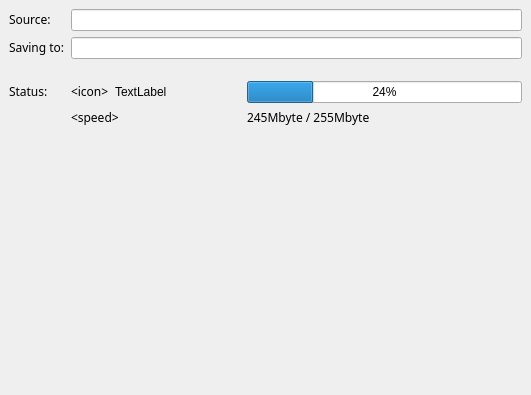
The window that ui/transferdetailsfrm.ui (KDE/kget) describes before a commit, drawn with Qt 5.
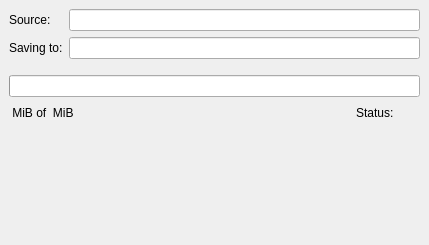
The same window after the commit.

Patch:
```diff
--- a/ui/transferdetailsfrm.ui
+++ b/ui/transferdetailsfrm.ui
@@ -8,82 +8,59 @@
    <rect>
     <x>0</x>
     <y>0</y>
-    <width>531</width>
-    <height>395</height>
+    <width>429</width>
+    <height>245</height>
    </rect>
   </property>
   <property name="windowTitle" >
    <string>Form</string>
   </property>
-  <layout class="QGridLayout" >
+  <layout class="QVBoxLayout" >
    <property name="margin" >
     <number>9</number>
    </property>
    <property name="spacing" >
     <number>6</number>
    </property>
-   <item row="1" column="1" colspan="3" >
-    <widget class="QLineEdit" name="destContentEdit" >
-     <property name="readOnly" >
-      <bool>true</bool>
+   <item>
+    <layout class="QGridLayout" >
+     <property name="margin" >
+      <number>0</number>
      </property>
-    </widget>
-   </item>
-   <item row="3" column="2" >
-    <widget class="QLabel" name="statusTextContentLabel" >
-     <property name="text" >
-      <string>TextLabel</string>
+     <property name="spacing" >
+      <number>6</number>
      </property>
-    </widget>
+     <item row="1" column="1" >
+      <widget class="QLineEdit" name="destContentEdit" >
+       <property name="readOnly" >
+        <bool>true</bool>
+       </property>
+      </widget>
+     </item>
+     <item row="1" column="0" >
+      <widget class="QLabel" name="destLabel" >
+       <property name="text" >
+        <string>Saving to:</string>
+       </property>
+      </widget>
+     </item>
+     <item row="0" column="0" >
+      <widget class="QLabel" name="sourceLabel" >
+       <property name="text" >
+        <string>Source:</string>
+       </property>
+      </widget>
+     </item>
+     <item row="0" column="1" >
+      <widget class="QLineEdit" name="sourceContentEdit" >
+       <property name="readOnly" >
+        <bool>true</bool>
+       </property>
+      </widget>
+     </item>
+    </layout>
    </item>
-   <item row="3" column="1" >
-    <widget class="QLabel" name="statusPixmapContentLabel" >
-     <property name="sizePolicy" >
-      <sizepolicy>
-       <hsizetype>0</hsizetype>
-       <vsizetype>5</vsizetype>
-       <horstretch>0</horstretch>
-       <verstretch>0</verstretch>
-      </sizepolicy>
-     </property>
-     <property name="text" >
-      <string>&lt;html>&lt;head>&lt;meta name="qrichtext" content="1" />&lt;/head>&lt;body style=" white-space: pre-wrap; font-family:Sans Serif; font-weight:400; font-style:normal; text-decoration:none;">&lt;p style=" margin-top:0px; margin-bottom:0px; margin-left:0px; margin-right:0px; -qt-block-indent:0; text-indent:0px;">&lt;span style=" color:#000000;">&amp;lt;icon&amp;gt;&lt;/span>&lt;/p>&lt;/body>&lt;/html></string>
-     </property>
-    </widget>
-   </item>
-   <item row="3" column="3" >
-    <widget class="QProgressBar" name="progressBar" >
-     <property name="sizePolicy" >
-      <sizepolicy>
-       <hsizetype>7</hsizetype>
-       <vsizetype>0</vsizetype>
-       <horstretch>10</horstretch>
-       <verstretch>0</verstretch>
-      </sizepolicy>
-     </property>
-     <property name="value" >
-      <number>24</number>
-     </property>
-     <property name="orientation" >
-      <enum>Qt::Horizontal</enum>
-     </property>
-    </widget>
-   </item>
-   <item row="3" column="0" >
-    <widget class="QLabel" name="statusLabel" >
-     <property name="text" >
-      <string>&lt;html>&lt;head>&lt;meta name="qrichtext" content="1" />&lt;/head>&lt;body style=" white-space: pre-wrap; font-family:Sans Serif; font-weight:400; font-style:normal; text-decoration:none;">&lt;p style=" margin-top:0px; margin-bottom:0px; margin-left:0px; margin-right:0px; -qt-block-indent:0; text-indent:0px;">&lt;span style=" color:#000000;">Status:&lt;/span>&lt;/p>&lt;/body>&lt;/html></string>
-     </property>
-    </widget>
-   </item>
-   <item row="1" column="0" >
-    <widget class="QLabel" name="destLabel" >
-     <property name="text" >
-      <string>&lt;html>&lt;head>&lt;meta name="qrichtext" content="1" />&lt;/head>&lt;body style=" white-space: pre-wrap; font-family:Sans Serif; font-weight:400; font-style:normal; text-decoration:none;">&lt;p style=" margin-top:0px; margin-bottom:0px; margin-left:0px; margin-right:0px; -qt-block-indent:0; text-indent:0px;">&lt;span style=" color:#000000;">Saving to:&lt;/span>&lt;/p>&lt;/body>&lt;/html></string>
-     </property>
-    </widget>
-   </item>
-   <item row="2" column="0" colspan="4" >
+   <item>
     <spacer>
      <property name="orientation" >
       <enum>Qt::Vertical</enum>
@@ -93,35 +70,97 @@
      </property>
      <property name="sizeHint" >
       <size>
-       <width>439</width>
-       <height>16</height>
+       <width>20</width>
+       <height>10</height>
       </size>
      </property>
     </spacer>
    </item>
-   <item row="0" column="0" >
-    <widget class="QLabel" name="sourceLabel" >
-     <property name="text" >
-      <string>&lt;html>&lt;head>&lt;meta name="qrichtext" content="1" />&lt;/head>&lt;body style=" white-space: pre-wrap; font-family:Sans Serif; font-weight:400; font-style:normal; text-decoration:none;">&lt;p style=" margin-top:0px; margin-bottom:0px; margin-left:0px; margin-right:0px; -qt-block-indent:0; text-indent:0px;">&lt;span style=" color:#000000;">Source:&lt;/span>&lt;/p>&lt;/body>&lt;/html></string>
+   <item>
+    <widget class="QProgressBar" name="progressBar" />
+   </item>
+   <item>
+    <layout class="QHBoxLayout" >
+     <property name="margin" >
+      <number>0</number>
      </property>
-    </widget>
+     <property name="spacing" >
+      <number>6</number>
+     </property>
+     <item>
+      <widget class="QLabel" name="completedContentLabel" >
+       <property name="text" >
+        <string>&lt;done> MiB of &lt;todo> MiB</string>
+       </property>
+      </widget>
+     </item>
+     <item>
+      <spacer>
+       <property name="orientation" >
+        <enum>Qt::Horizontal</enum>
+       </property>
+       <property name="sizeHint" >
+        <size>
+         <width>40</width>
+         <height>20</height>
+        </size>
+       </property>
+      </spacer>
+     </item>
+     <item>
+      <widget class="QLabel" name="statusLabel" >
+       <property name="text" >
+        <string>Status:</string>
+       </property>
+      </widget>
+     </item>
+     <item>
+      <widget class="QLabel" name="statusPixmapContentLabel" >
+       <property name="text" >
+        <string>&lt;icon></string>
+       </property>
+      </widget>
+     </item>
+     <item>
+      <widget class="QLabel" name="statusTextContentLabel" >
+       <property name="text" >
+        <string>&lt;status></string>
+       </property>
+      </widget>
+     </item>
+    </layout>
    </item>
-   <item row="4" column="3" >
-    <widget class="QLabel" name="completedContentLabel" >
-     <property name="sizePolicy" >
-      <sizepolicy>
-       <hsizetype>5</hsizetype>
-       <vsizetype>0</vsizetype>
-       <horstretch>10</horstretch>
-       <verstretch>0</verstretch>
-      </sizepolicy>
+   <item>
+    <layout class="QHBoxLayout" >
+     <property name="margin" >
+      <number>0</number>
      </property>
-     <property name="text" >
-      <string>&lt;html>&lt;head>&lt;meta name="qrichtext" content="1" />&lt;/head>&lt;body style=" white-space: pre-wrap; font-family:Sans Serif; font-weight:400; font-style:normal; text-decoration:none;">&lt;p style=" margin-top:0px; margin-bottom:0px; margin-left:0px; margin-right:0px; -qt-block-indent:0; text-indent:0px;">245Mbyte / 255Mbyte&lt;/p>&lt;/body>&lt;/html></string>
+     <property name="spacing" >
+      <number>6</number>
      </property>
-    </widget>
+     <item>
+      <widget class="QLabel" name="speedContentLabel" >
+       <property name="text" >
+        <string>&lt;speed></string>
+       </property>
+      </widget>
+     </item>
+     <item>
+      <spacer>
+       <property name="orientation" >
+        <enum>Qt::Horizontal</enum>
+       </property>
+       <property name="sizeHint" >
+        <size>
+         <width>211</width>
+         <height>20</height>
+        </size>
+       </property>
+      </spacer>
+     </item>
+    </layout>
    </item>
-   <item row="5" column="3" >
+   <item>
     <spacer>
      <property name="orientation" >
       <enum>Qt::Vertical</enum>
@@ -129,36 +168,11 @@
      <property name="sizeHint" >
       <size>
        <width>20</width>
-       <height>201</height>
+       <height>40</height>
       </size>
      </property>
     </spacer>
    </item>
-   <item row="4" column="1" colspan="2" >
-    <widget class="QLabel" name="speedContentLabel" >
-     <property name="sizePolicy" >
-      <sizepolicy>
-       <hsizetype>5</hsizetype>
-       <vsizetype>5</vsizetype>
-       <horstretch>10</horstretch>
-       <verstretch>0</verstretch>
-      </sizepolicy>
-     </property>
-     <property name="text" >
-      <string>&lt;html>&lt;head>&lt;meta name="qrichtext" content="1" />&lt;/head>&lt;body style=" white-space: pre-wrap; font-family:Sans Serif; font-weight:400; font-style:normal; text-decoration:none;">&lt;p style=" margin-top:0px; margin-bottom:0px; margin-left:0px; margin-right:0px; -qt-block-indent:0; text-indent:0px;">&lt;span style=" color:#000000;">&amp;lt;speed&amp;gt;&lt;/span>&lt;/p>&lt;/body>&lt;/html></string>
-     </property>
-    </widget>
-   </item>
-   <item row="0" column="1" colspan="3" >
-    <widget class="QLineEdit" name="sourceContentEdit" >
-     <property name="autoFillBackground" >
-      <bool>false</bool>
-     </property>
-     <property name="readOnly" >
-      <bool>true</bool>
-     </property>
-    </widget>
-   </item>
   </layout>
  </widget>
  <pixmapfunction></pixmapfunction>
```
Left out of the diff: 4 changed lines with no effect on the pictures.
